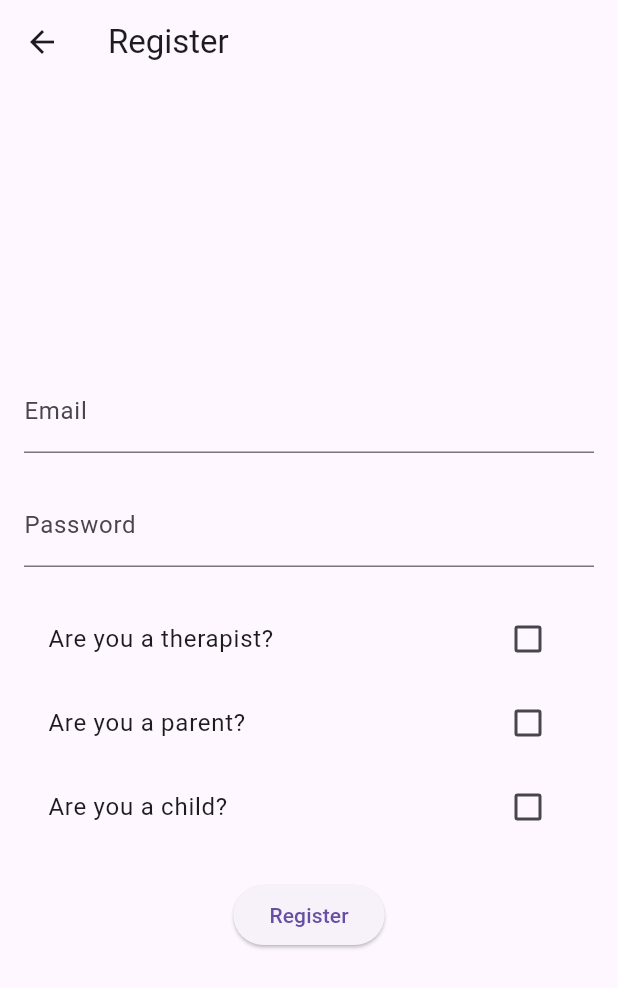
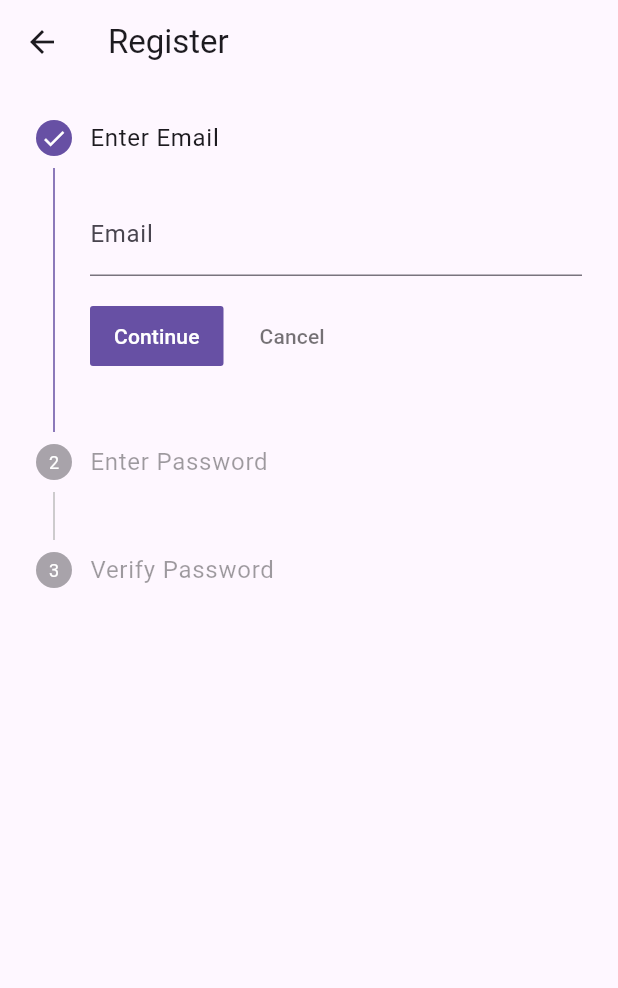
Before and after one commit to MosheT01/Speech-Therapy-For-Kids-With-Speech-impediments-Using-Speech-Recognition-Technologies, a Flutter app: the screen it shows after launch, after a tap on an icon or button, on a phone screen of 412 x 824 dp. Shown: the top 988 px of the screen. Run offline on Flutter 3.47's test engine with Material 3 defaults, Android fonts, the phone set to English and light mode, and no system bars; our stand-ins replace firebase_auth, firebase_core; accounts and stored records are empty; generated files the repository leaves out were written again; network calls fail.

Commit message:
redesigned the register page and reorginsed project structure and auto fixed bugs with dart fix
NEED To Add logic to the register page(check if email is in use,check if email and password were registered,add logic for therapsit register,navigate user to log in after register...)

```diff
--- a/speech_therapy/lib/RegistrationPage.dart
+++ b/speech_therapy/lib/RegistrationPage.dart
@@ -1,107 +1,160 @@
 import 'package:flutter/material.dart';
 import 'package:firebase_auth/firebase_auth.dart';
-import 'therapist_home_page.dart'; // Import the therapist homepage file
+import 'therapist/therapist_home_page.dart'; // Import the therapist homepage file
 
 class RegistrationPage extends StatefulWidget {
+  const RegistrationPage({Key? key}) : super(key: key);
+
   @override
   _RegistrationPageState createState() => _RegistrationPageState();
 }
 
 class _RegistrationPageState extends State<RegistrationPage> {
-  TextEditingController _emailController = TextEditingController();
-  TextEditingController _passwordController = TextEditingController();
-  bool _isTherapist = false;
-  bool _isParent = false;
-  bool _isChild = false;
+  final TextEditingController _emailController = TextEditingController();
+  final TextEditingController _passwordController = TextEditingController();
+  final TextEditingController _verifyPasswordController =
+      TextEditingController();
+
+  int _currentStep = 0;
+
+  @override
+  Widget build(BuildContext context) {
+    return Scaffold(
+      appBar: AppBar(
+        title: const Text('Register'),
+      ),
+      body: _currentStep == 3 ?  _buildRegistrationForm():_buildStepper(),
+    );
+  }
+
+  Widget _buildStepper() {
+    return Stepper(
+      currentStep: _currentStep,
+      onStepContinue: () {
+        if (_currentStep == 3) {
+          return;
+        } else {
+          setState(() {
+            _currentStep += 1;
+          });
+        }
+      },
+      onStepCancel: () {
+        if (_currentStep > 0) {
+          setState(() {
+            _currentStep -= 1;
+          });
+        }
+      },
+      steps: [
+        Step(
+          title: const Text('Enter Email'),
+          content: Column(
+            children: [
+              TextField(
+                controller: _emailController,
+                decoration: const InputDecoration(
+                  labelText: 'Email',
+                ),
+              ),
+            ],
+          ),
+          isActive: _currentStep >= 0,
+          state: _currentStep >= 0 ? StepState.complete : StepState.disabled,
+        ),
+        Step(
+          title: const Text('Enter Password'),
+          content: Column(
+            children: [
+              TextField(
+                controller: _passwordController,
+                obscureText: true,
+                decoration: const InputDecoration(
+                  labelText: 'Password',
+                ),
+              ),
+            ],
+          ),
+          isActive: _currentStep >= 1,
+          state: _currentStep >= 1 ? StepState.complete : StepState.disabled,
+        ),
+        Step(
+          title: const Text('Verify Password'),
+          content: Column(
+            children: [
+              TextField(
+                controller: _verifyPasswordController,
+                obscureText: true,
+                decoration: const InputDecoration(
+                  labelText: 'Verify Password',
+                ),
+              ),
+            ],
+          ),
+          isActive: _currentStep >= 2,
+          state: _currentStep >= 2 ? StepState.complete : StepState.disabled,
+        ),
+      ],
+    );
+  }
+
+  Widget _buildRegistrationForm() {
+    return Padding(
+      padding: const EdgeInsets.all(16.0),
+      child: Column(
+        crossAxisAlignment: CrossAxisAlignment.start,
+        children: [
+          Text('Email: ${_emailController.text}'),
+          const SizedBox(height: 10.0),
+          Text('Password: ${_passwordController.text}'),
+          const SizedBox(height: 20.0),
+          ElevatedButton(
+            onPressed: _register,
+            child: const Text('Register'),
+          ),
+        ],
+      ),
+    );
+  }
 
   void _register() async {
     String email = _emailController.text;
     String password = _passwordController.text;
 
     try {
-      UserCredential userCredential = await FirebaseAuth.instance.createUserWithEmailAndPassword(
+      UserCredential userCredential =
+          await FirebaseAuth.instance.createUserWithEmailAndPassword(
         email: email,
         password: password,
       );
-      // Registration successful, you can now navigate to another page or perform other actions.
-      print('Registration successful: ${userCredential.user}');
-      Navigator.push(
+      // Registration successful, navigate to the therapist homepage
+      Navigator.pushReplacement(
         context,
         MaterialPageRoute(builder: (context) => TherapistHomePage()),
       );
     } catch (e) {
       // Registration failed, handle the error appropriately.
-      print('Registration failed: $e');
+      String errorMessage = 'Registration failed';
+      if (e is FirebaseAuthException) {
+        switch (e.code) {
+          case 'email-already-in-use':
+            errorMessage = 'The email address is already in use.';
+            break;
+          case 'weak-password':
+            errorMessage = 'The password provided is too weak.';
+            break;
+          default:
+            errorMessage =
+                'An error occurred while registering: ${e.message}';
+            break;
         }
       }
-
-  @override
-  Widget build(BuildContext context) {
-    return Scaffold(
-      appBar: AppBar(
-        title: Text('Register'),
-      ),
-      body: Padding(
-        padding: EdgeInsets.all(16.0),
-        child: Column(
-          mainAxisAlignment: MainAxisAlignment.center,
-          children: [
-            TextField(
-              controller: _emailController,
-              decoration: InputDecoration(
-                labelText: 'Email',
-              ),
-            ),
-            SizedBox(height: 20.0),
-            TextField(
-              controller: _passwordController,
-              obscureText: true,
-              decoration: InputDecoration(
-                labelText: 'Password',
-              ),
-            ),
-            SizedBox(height: 20.0),
-            CheckboxListTile(
-              title: Text('Are you a therapist?'),
-              value: _isTherapist,
-              onChanged: (value) {
-                setState(() {
-                  _isTherapist = value!;
-                  _isParent = false;
-                  _isChild = false;
-                });
-              },
-            ),
-            CheckboxListTile(
-              title: Text('Are you a parent?'),
-              value: _isParent,
-              onChanged: (value) {
-                setState(() {
-                  _isParent = value!;
-                  _isTherapist = false;
-                  _isChild = false;
-                });
-              },
-            ),
-            CheckboxListTile(
-              title: Text('Are you a child?'),
-              value: _isChild,
-              onChanged: (value) {
-                setState(() {
-                  _isChild = value!;
-                  _isTherapist = false;
-                  _isParent = false;
-                });
-              },
-            ),
-            SizedBox(height: 20.0),
-            ElevatedButton(
-              onPressed: _register,
-              child: Text('Register'),
-            ),
-          ],
-        ),
+      ScaffoldMessenger.of(context).showSnackBar(
+        SnackBar(
+          content: Text(errorMessage),
+          backgroundColor: Colors.red,
         ),
       );
     }
   }
+}
--- a/speech_therapy/lib/main.dart
+++ b/speech_therapy/lib/main.dart
@@ -1,9 +1,8 @@
 import 'package:flutter/material.dart';
-import 'therapist_home_page.dart'; // Import the therapist homepage file
+import 'therapist/therapist_home_page.dart'; // Import the therapist homepage file
 import 'registrationPage.dart'; // Import the registration page file
 import 'package:firebase_core/firebase_core.dart';
 import 'firebase_options.dart';
-import 'package:flutter/gestures.dart';
 import 'package:firebase_auth/firebase_auth.dart';
 
 void main() async {
@@ -12,10 +11,13 @@ void main() async {
   await Firebase.initializeApp(
     options: DefaultFirebaseOptions.currentPlatform,
   );
-  runApp(MyApp());
+  //
+  runApp(const MyApp());
 }
 
 class MyApp extends StatelessWidget {
+  const MyApp({super.key});
+
   @override
   Widget build(BuildContext context) {
     return MaterialApp(
@@ -23,19 +25,21 @@ class MyApp extends StatelessWidget {
       theme: ThemeData(
         primarySwatch: Colors.blue,
       ),
-      home: LoginPage(),
+      home: const LoginPage(),
     );
   }
 }
 
 class LoginPage extends StatefulWidget {
+  const LoginPage({super.key});
+
   @override
   _LoginPageState createState() => _LoginPageState();
 }
 
 class _LoginPageState extends State<LoginPage> {
-  TextEditingController _usernameController = TextEditingController();
-  TextEditingController _passwordController = TextEditingController();
+  final TextEditingController _usernameController = TextEditingController();
+  final TextEditingController _passwordController = TextEditingController();
   bool _isPasswordVisible = false; // Added for password visibility toggle
 
   void _login() async {
@@ -69,21 +73,21 @@ class _LoginPageState extends State<LoginPage> {
   Widget build(BuildContext context) {
     return Scaffold(
       appBar: AppBar(
-        title: Text('Login'),
+        title: const Text('Login'),
       ),
       body: Padding(
-        padding: EdgeInsets.all(16.0),
+        padding: const EdgeInsets.all(16.0),
         child: Column(
           mainAxisAlignment: MainAxisAlignment.center,
           children: [
             TextField(
               controller: _usernameController,
-              decoration: InputDecoration(
+              decoration: const InputDecoration(
                 labelText: 'Email',
                 hintText: 'example@mail.com', // Add preview text here
               ),
             ),
-            SizedBox(height: 20.0),
+            const SizedBox(height: 20.0),
             TextField(
               controller: _passwordController,
               obscureText: !_isPasswordVisible, // Toggle the obscuring of text
@@ -102,15 +106,15 @@ class _LoginPageState extends State<LoginPage> {
                 ),
               ),
             ),
-            SizedBox(height: 20.0),
+            const SizedBox(height: 20.0),
             ElevatedButton(
               onPressed: _login,
-              child: Text('Login'),
+              child: const Text('Login'),
             ),
-            SizedBox(height: 10.0), // Add some spacing
+            const SizedBox(height: 10.0), // Add some spacing
             GestureDetector(
               onTap: _navigateToRegistration,
-              child: Text.rich(
+              child: const Text.rich(
                 TextSpan(
                   text: "Don't have an account? ",
                   style: TextStyle(
```
Also changed, not shown: speech_therapy/lib/patient_management_screen.dart (deleted, +0 -18 lines), speech_therapy/lib/schedule_appointment_screen.dart (deleted, +0 -18 lines), speech_therapy/lib/therapist_home_page.dart (deleted, +0 -47 lines), 1 other file. Lines whose indentation alone changed are shown as unchanged.
